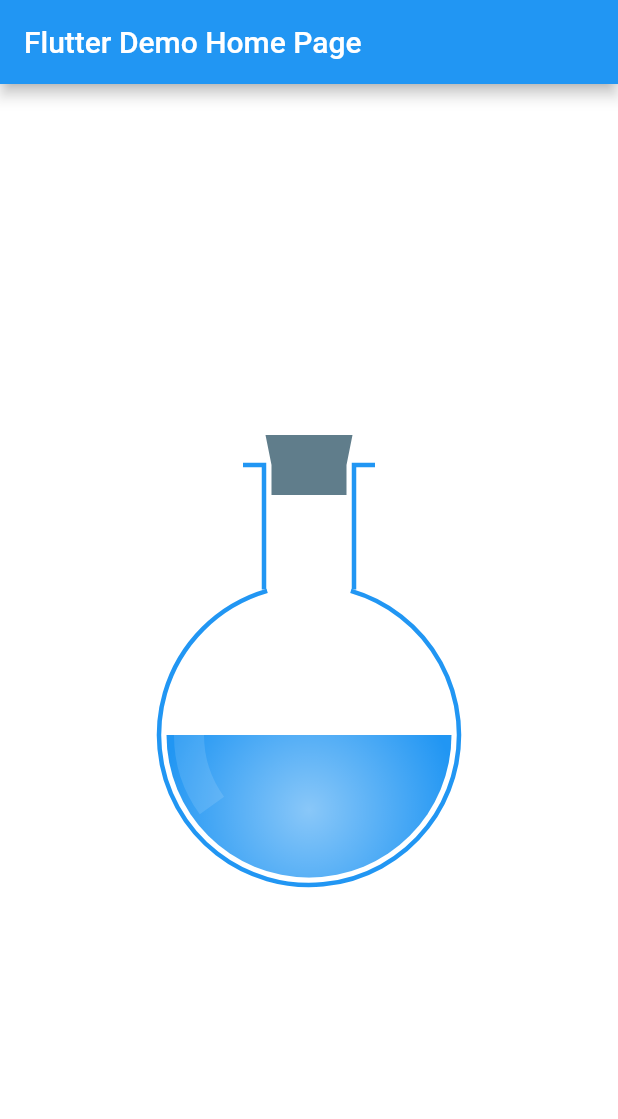
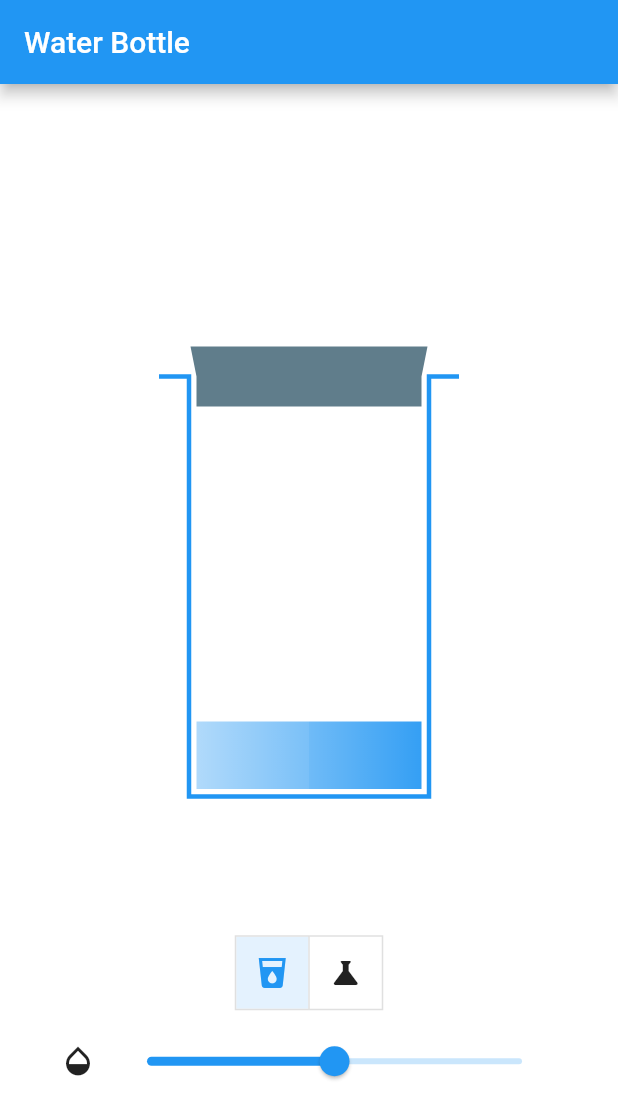
Before and after one commit to hucancode/water_bottle, a Flutter app: the screen it shows after launch, on a phone screen of 412 x 824 dp. Shown: the top 1119 px of the screen. Run offline on Flutter 3.47's test engine with Material 2 defaults, Android fonts, the phone set to English and light mode, and no system bars; missing offline and left inert: path_parsing.

Commit message:
add behavior controller

```diff
--- a/lib/chemistryLabBottle.dart
+++ b/lib/chemistryLabBottle.dart
@@ -3,9 +3,9 @@ import 'package:flutter/material.dart';
 import 'package:flutter/rendering.dart';
 import 'package:waterbottle/bubble.dart';
 import 'package:waterbottle/waterBottle.dart';
+import 'package:waterbottle/waterContainer.dart';
 import 'package:waterbottle/wave.dart';
 
-// TODO: this aproach violates DRY principle, need to find a better inherritance design
 class ChemistryLabBottle extends StatefulWidget {
   final Color color;
   ChemistryLabBottle({Key? key, this.color = Colors.blue}) : super(key: key);
@@ -14,53 +14,21 @@ class ChemistryLabBottle extends StatefulWidget {
 }
 
 class ChemistryLabBottleState extends State<ChemistryLabBottle>
-    with TickerProviderStateMixin {
-  List<WaveLayer> waves = List<WaveLayer>.empty(growable: true);
-  List<Bubble> bubbles = List<Bubble>.empty(growable: true);
-  static const WAVE_COUNT = 3;
-  static const BUBBLE_COUNT = 10;
-  static const ONLY_LISTEN_TO_ONE_ANIMATION = false;
+    with TickerProviderStateMixin, WaterContainer  {
 
   @override
   void initState() {
     super.initState();
-    var f = math.Random().nextInt(5000) + 15000;
-    var d = math.Random().nextInt(500) + 1500;
-    var color = HSLColor.fromColor(widget.color);
-    for (var i = 0; i < WAVE_COUNT; i++) {
-      final wave = WaveLayer();
-      wave.init(this, frequency: f);
-      final sat = color.saturation * math.pow(0.6, (WAVE_COUNT - 1 - i));
-      final light = color.lightness * math.pow(0.8, (WAVE_COUNT - 1 - i));
-      wave.color = color.withSaturation(sat).withLightness(light).toColor();
-      waves.add(wave);
-      f -= d;
-      f = math.max(f, 0);
-      if (!ONLY_LISTEN_TO_ONE_ANIMATION) {
-        wave.animation.addListener(() {
-          setState(() {});
-        });
-      }
-    }
-    if (ONLY_LISTEN_TO_ONE_ANIMATION && waves.length > 0) {
-      waves.first.animation.addListener(() {
+    initWater(widget.color, this);
+    waves.first.animation.addListener(() {
         setState(() {});
-      });
-    }
-
-    for (var i = 0; i < BUBBLE_COUNT; i++) {
-      final bubble = Bubble();
-      bubble.init(this);
-      bubble.randomize();
-      bubbles.add(bubble);
-    }
+    });
   }
 
   @override
   void dispose() {
+    disposeWater();
     super.dispose();
-    waves.forEach((e) => e.dispose());
-    bubbles.forEach((e) => e.dispose());
   }
 
   @override
@@ -72,7 +40,7 @@ class ChemistryLabBottleState extends State<ChemistryLabBottle>
         AspectRatio(
           aspectRatio: 1 / 1,
           child: CustomPaint(
-            painter: ChemistryLabBottlePainter(waves: waves, bubbles: bubbles),
+            painter: ChemistryLabBottlePainter(waves: waves, bubbles: bubbles, waterLevel: waterLevel),
           ),
         ),
       ],
@@ -85,8 +53,9 @@ class ChemistryLabBottlePainter extends WaterBottlePainter {
   ChemistryLabBottlePainter(
       {Listenable? repaint,
       required List<WaveLayer> waves,
-      required List<Bubble> bubbles})
-      : super(repaint: repaint, waves: waves, bubbles: bubbles);
+      required List<Bubble> bubbles,
+      required double waterLevel})
+      : super(repaint: repaint, waves: waves, bubbles: bubbles, waterLevel: waterLevel);
 
   @override
   void paintEmptyBottle(Canvas canvas, Size size, Paint paint) {
--- a/lib/main.dart
+++ b/lib/main.dart
@@ -10,11 +10,11 @@ class MyApp extends StatelessWidget {
   @override
   Widget build(BuildContext context) {
     return MaterialApp(
-      title: 'Flutter Demo',
+      title: 'Water Bottle Demo',
       theme: ThemeData(
         primarySwatch: Colors.blue,
       ),
-      home: MyHomePage(title: 'Flutter Demo Home Page'),
+      home: MyHomePage(title: 'Water Bottle'),
     );
   }
 }
@@ -29,6 +29,10 @@ class MyHomePage extends StatefulWidget {
 }
 
 class _MyHomePageState extends State<MyHomePage> {
+  final plainBottleRef = GlobalKey<WaterBottleState>();
+  final chemistryBottleRef = GlobalKey<ChemistryLabBottleState>();
+  var waterLevel = 0.5;
+  var selectedStyle = 0;
   @override
   Widget build(BuildContext context) {
     return Scaffold(
@@ -39,13 +43,56 @@ class _MyHomePageState extends State<MyHomePage> {
         width: double.infinity,
         height: double.infinity,
         color: Colors.white,
-        child: Center(
-          child: SizedBox(
-            width: 200,
-            height: 300,
-            //child: WaterBottle(color: Colors.blue),
-            child: ChemistryLabBottle(color: Colors.blue),
-          ),
+        child: Column(
+          mainAxisAlignment: MainAxisAlignment.center,
+          crossAxisAlignment: CrossAxisAlignment.stretch,
+          children: [
+            Spacer(flex: 2),
+            Center(
+              child: SizedBox(
+                width: 200,
+                height: 300,
+                child: selectedStyle == 0? WaterBottle(key: plainBottleRef, color: Colors.blue):
+                  ChemistryLabBottle(key: chemistryBottleRef, color: Colors.blue),
+              ),
+            ),
+            Spacer(),
+            Padding(
+              padding: EdgeInsets.symmetric(vertical: 5, horizontal: 40),
+              child: Center(child: ToggleButtons(
+                children: [
+                  Padding(padding: EdgeInsets.symmetric(vertical: 5, horizontal: 8), child: Icon(Icons.local_drink)),
+                  Padding(padding: EdgeInsets.symmetric(vertical: 5, horizontal: 8), child: Icon(Icons.science)),
+                ],
+                isSelected: List<bool>.generate(2, (index) => index == selectedStyle),
+                onPressed: (index) => setState(() => selectedStyle = index)
+              ),
+              ),
+            ),
+            Padding(
+              padding: EdgeInsets.symmetric(vertical: 5, horizontal: 40),
+              child: Row(
+              mainAxisAlignment: MainAxisAlignment.spaceBetween,
+              crossAxisAlignment: CrossAxisAlignment.center,
+              children: [
+                Icon(Icons.opacity),
+                SizedBox(width: 10),
+                Expanded(child: Slider(
+                  value: waterLevel,
+                  max: 1.0,
+                  min: 0.0,
+                  onChanged: (value) {
+                    setState(() {
+                      waterLevel = value;
+                      plainBottleRef.currentState?.waterLevel = waterLevel;
+                      chemistryBottleRef.currentState?.waterLevel = waterLevel;
+                    });
+                  }
+                ),),
+              ],
+            ),),
+            Spacer(),
+          ],
         ),
       ),
     );
--- /dev/null
+++ b/lib/waterContainer.dart
@@ -0,0 +1,40 @@
+
+import 'package:waterbottle/bubble.dart';
+import 'package:waterbottle/wave.dart';
+import 'dart:math' as math;
+import 'package:flutter/material.dart';
+
+class WaterContainer {
+  List<WaveLayer> waves = List<WaveLayer>.empty(growable: true);
+  List<Bubble> bubbles = List<Bubble>.empty(growable: true);
+  static const WAVE_COUNT = 3;
+  static const BUBBLE_COUNT = 10;
+  double waterLevel = 0.5;
+
+  void initWater(Color themeColor, TickerProvider ticker) {
+    var f = math.Random().nextInt(5000) + 15000;
+    var d = math.Random().nextInt(500) + 1500;
+    var color = HSLColor.fromColor(themeColor);
+    for (var i = 0; i < WAVE_COUNT; i++) {
+      final wave = WaveLayer();
+      wave.init(ticker, frequency: f);
+      final sat = color.saturation * math.pow(0.6, (WAVE_COUNT - 1 - i));
+      final light = color.lightness * math.pow(0.8, (WAVE_COUNT - 1 - i));
+      wave.color = color.withSaturation(sat).withLightness(light).toColor();
+      waves.add(wave);
+      f -= d;
+      f = math.max(f, 0);
+    }
+
+    for (var i = 0; i < BUBBLE_COUNT; i++) {
+      final bubble = Bubble();
+      bubble.init(ticker);
+      bubble.randomize();
+      bubbles.add(bubble);
+    }
+  }
+  void disposeWater() {
+    waves.forEach((e) => e.dispose());
+    bubbles.forEach((e) => e.dispose());
+  }
+}
```
Also changed, not shown: lib/waterBottle.dart (+17 -45 lines).
